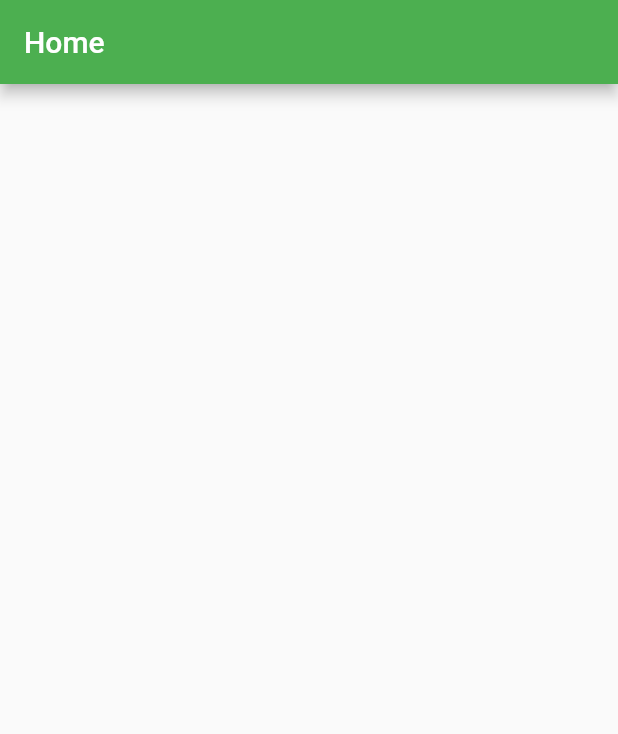
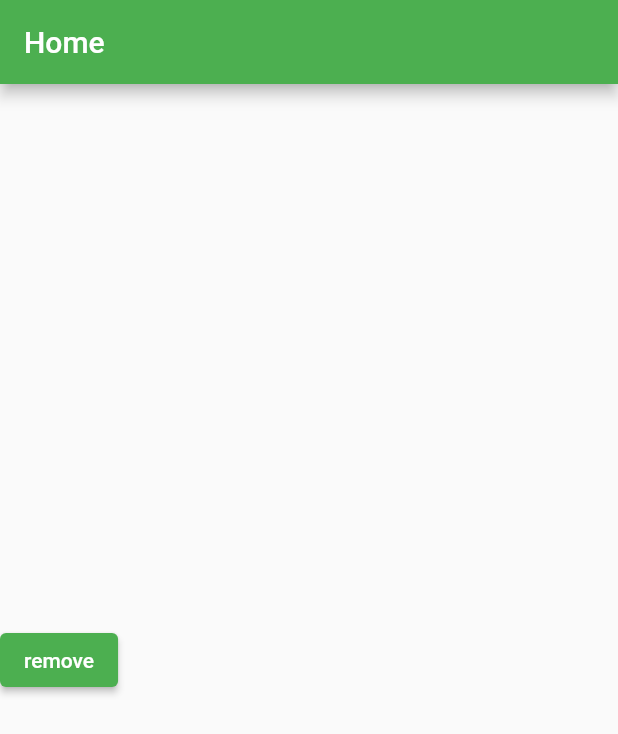
Before and after one commit to ihsankottupadam/test, a Flutter app: the screen it shows after launch, on a phone screen of 412 x 824 dp. Shown: the top 734 px of the screen. Run offline on Flutter 3.47's test engine with Material 2 defaults, Android fonts, the phone set to English and light mode, and no system bars.

Commit message:
remove button added

```diff
--- a/lib/screen_home.dart
+++ b/lib/screen_home.dart
@@ -14,7 +14,12 @@ class _HomeScreenState extends State<HomeScreen> {
       appBar: AppBar(title: const Text('Home')),
       body: Column(
         mainAxisAlignment: MainAxisAlignment.center,
+        children: [
+        ElevatedButton(onPressed: (){remove();}, child: Text('remove'))
+        ],
       ),
     );
   }
+
+  void remove() {   }
 }
```
